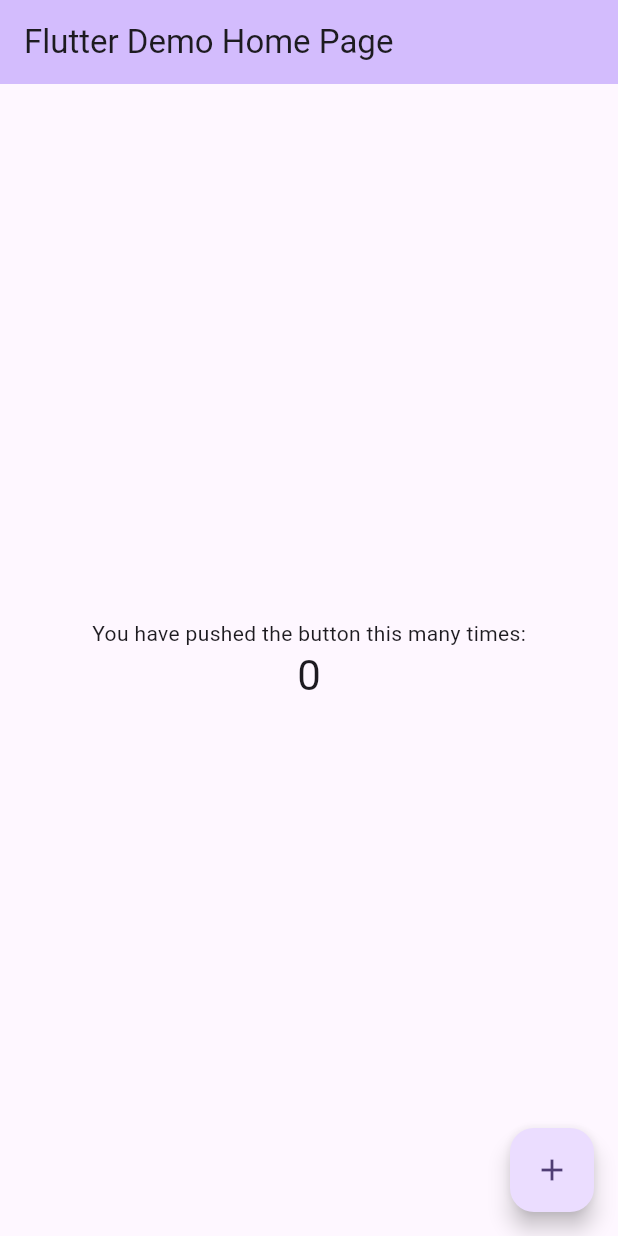
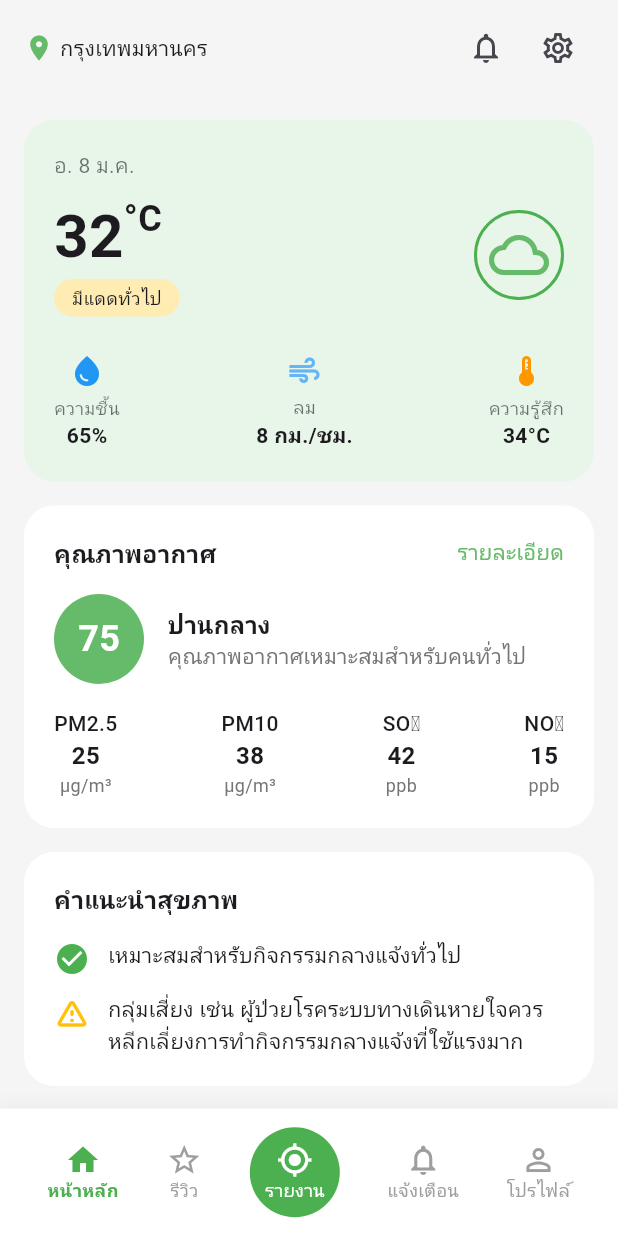
Before and after one commit to Chanathip24/GreenWeather, a Flutter app: the screen it shows after launch, on a phone screen of 412 x 824 dp. Run offline on Flutter 3.47's test engine with Material 3 defaults, Android fonts, the phone set to English and light mode, and no system bars; Roboto replaces fonts that are missing (Kanit).

Commit message:
Start project

```diff
--- a/greenweather/lib/main.dart
+++ b/greenweather/lib/main.dart
@@ -1,4 +1,9 @@
 import 'package:flutter/material.dart';
+
+//screen
+import 'package:greenweather/screens/mainScreen.dart';
+//component
+import 'widgets/Navbar.dart';
 
 void main() {
   runApp(const MyApp());
@@ -7,119 +12,53 @@
 class MyApp extends StatelessWidget {
   const MyApp({super.key});
 
-  // This widget is the root of your application.
   @override
   Widget build(BuildContext context) {
     return MaterialApp(
-      title: 'Flutter Demo',
+      debugShowCheckedModeBanner: false,
+      title: 'Weather App',
       theme: ThemeData(
-        // This is the theme of your application.
-        //
-        // TRY THIS: Try running your application with "flutter run". You'll see
-        // the application has a purple toolbar. Then, without quitting the app,
-        // try changing the seedColor in the colorScheme below to Colors.green
-        // and then invoke "hot reload" (save your changes or press the "hot
-        // reload" button in a Flutter-supported IDE, or press "r" if you used
-        // the command line to start the app).
-        //
-        // Notice that the counter didn't reset back to zero; the application
-        // state is not lost during the reload. To reset the state, use hot
-        // restart instead.
-        //
-        // This works for code too, not just values: Most code changes can be
-        // tested with just a hot reload.
-        colorScheme: ColorScheme.fromSeed(seedColor: Colors.deepPurple),
-        useMaterial3: true,
+        primarySwatch: Colors.green,
+        fontFamily: 'Kanit',
+        scaffoldBackgroundColor: Colors.grey[100],
       ),
-      home: const MyHomePage(title: 'Flutter Demo Home Page'),
+      home: const WeatherScreen(),
     );
   }
 }
 
-class MyHomePage extends StatefulWidget {
-  const MyHomePage({super.key, required this.title});
-
-  // This widget is the home page of your application. It is stateful, meaning
-  // that it has a State object (defined below) that contains fields that affect
-  // how it looks.
-
-  // This class is the configuration for the state. It holds the values (in this
-  // case the title) provided by the parent (in this case the App widget) and
-  // used by the build method of the State. Fields in a Widget subclass are
-  // always marked "final".
-
-  final String title;
+class WeatherScreen extends StatefulWidget {
+  const WeatherScreen({super.key});
 
   @override
-  State<MyHomePage> createState() => _MyHomePageState();
+  State<WeatherScreen> createState() => _WeatherScreenState();
 }
 
-class _MyHomePageState extends State<MyHomePage> {
-  int _counter = 0;
-
-  void _incrementCounter() {
+class _WeatherScreenState extends State<WeatherScreen> {
+  int _selectedPage = 0;
+  void _onItemTapped(int index) {
     setState(() {
-      // This call to setState tells the Flutter framework that something has
-      // changed in this State, which causes it to rerun the build method below
-      // so that the display can reflect the updated values. If we changed
-      // _counter without calling setState(), then the build method would not be
-      // called again, and so nothing would appear to happen.
-      _counter++;
+      _selectedPage = index;
     });
   }
 
   @override
   Widget build(BuildContext context) {
-    // This method is rerun every time setState is called, for instance as done
-    // by the _incrementCounter method above.
-    //
-    // The Flutter framework has been optimized to make rerunning build methods
-    // fast, so that you can just rebuild anything that needs updating rather
-    // than having to individually change instances of widgets.
     return Scaffold(
-      appBar: AppBar(
-        // TRY THIS: Try changing the color here to a specific color (to
-        // Colors.amber, perhaps?) and trigger a hot reload to see the AppBar
-        // change color while the other colors stay the same.
-        backgroundColor: Theme.of(context).colorScheme.inversePrimary,
-        // Here we take the value from the MyHomePage object that was created by
-        // the App.build method, and use it to set our appbar title.
-        title: Text(widget.title),
+      bottomNavigationBar: Navbar(
+        selectedindex: _selectedPage,
+        onItemTapped: _onItemTapped,
       ),
-      body: Center(
-        // Center is a layout widget. It takes a single child and positions it
-        // in the middle of the parent.
-        child: Column(
-          // Column is also a layout widget. It takes a list of children and
-          // arranges them vertically. By default, it sizes itself to fit its
-          // children horizontally, and tries to be as tall as its parent.
-          //
-          // Column has various properties to control how it sizes itself and
-          // how it positions its children. Here we use mainAxisAlignment to
-          // center the children vertically; the main axis here is the vertical
-          // axis because Columns are vertical (the cross axis would be
-          // horizontal).
-          //
-          // TRY THIS: Invoke "debug painting" (choose the "Toggle Debug Paint"
-          // action in the IDE, or press "p" in the console), to see the
-          // wireframe for each widget.
-          mainAxisAlignment: MainAxisAlignment.center,
-          children: <Widget>[
-            const Text(
-              'You have pushed the button this many times:',
-            ),
-            Text(
-              '$_counter',
-              style: Theme.of(context).textTheme.headlineMedium,
-            ),
-          ],
-        ),
+      body: IndexedStack(
+        index: _selectedPage,
+        children: [
+          Mainscreen(),
+          Text("This is page $_selectedPage"),
+          Text("This is page $_selectedPage"),
+          Text("This is page $_selectedPage"),
+          Text("This is page $_selectedPage"),
+        ],
       ),
-      floatingActionButton: FloatingActionButton(
-        onPressed: _incrementCounter,
-        tooltip: 'Increment',
-        child: const Icon(Icons.add),
-      ), // This trailing comma makes auto-formatting nicer for build methods.
     );
   }
 }
--- /dev/null
+++ b/greenweather/lib/screens/mainScreen.dart
@@ -0,0 +1,309 @@
+import 'package:flutter/material.dart';
+import 'package:greenweather/widgets/Appbar.dart';
+
+class Mainscreen extends StatelessWidget {
+  const Mainscreen({super.key});
+
+  @override
+  Widget build(BuildContext context) {
+    return SafeArea(
+      child: Column(
+        children: [
+          Appbar(),
+          Expanded(
+            child: SingleChildScrollView(
+              padding: const EdgeInsets.all(16.0),
+              child: Column(
+                children: [
+                  _buildWeatherCard(),
+                  const SizedBox(height: 16),
+                  _buildAirQualityCard(),
+                  const SizedBox(height: 16),
+                  _buildHealthCard(),
+                  const SizedBox(height: 16),
+                  _buildFutureForecastButton(),
+                ],
+              ),
+            ),
+          ),
+        ],
+      ),
+    );
+  }
+
+  Widget _buildWeatherCard() {
+    return Container(
+      decoration: BoxDecoration(
+        color: Colors.green[50],
+        borderRadius: BorderRadius.circular(20),
+      ),
+      padding: const EdgeInsets.all(20),
+      child: Column(
+        crossAxisAlignment: CrossAxisAlignment.start,
+        children: [
+          const Text(
+            'อ. 8 ม.ค.',
+            style: TextStyle(fontSize: 14, color: Colors.black54),
+          ),
+          const SizedBox(height: 8),
+          Row(
+            mainAxisAlignment: MainAxisAlignment.spaceBetween,
+            children: [
+              Column(
+                crossAxisAlignment: CrossAxisAlignment.start,
+                children: [
+                  const Row(
+                    crossAxisAlignment: CrossAxisAlignment.start,
+                    children: [
+                      Text(
+                        '32',
+                        style: TextStyle(
+                          fontSize: 40,
+                          fontWeight: FontWeight.bold,
+                        ),
+                      ),
+                      Text(
+                        '°C',
+                        style: TextStyle(
+                          fontSize: 24,
+                          fontWeight: FontWeight.bold,
+                        ),
+                      ),
+                    ],
+                  ),
+                  Container(
+                    padding: const EdgeInsets.symmetric(
+                      horizontal: 12,
+                      vertical: 4,
+                    ),
+                    decoration: BoxDecoration(
+                      color: Colors.amber[100],
+                      borderRadius: BorderRadius.circular(20),
+                    ),
+                    child: const Text(
+                      'มีแดดทั่วไป',
+                      style: TextStyle(fontSize: 12),
+                    ),
+                  ),
+                ],
+              ),
+              Container(
+                decoration: BoxDecoration(
+                  shape: BoxShape.circle,
+                  border: Border.all(color: Colors.green, width: 2),
+                ),
+                child: Padding(
+                  padding: const EdgeInsets.all(8.0),
+                  child: Icon(
+                    Icons.cloud_outlined,
+                    color: Colors.green[400],
+                    size: 40,
+                  ),
+                ),
+              ),
+            ],
+          ),
+          const SizedBox(height: 24),
+          Row(
+            mainAxisAlignment: MainAxisAlignment.spaceBetween,
+            children: [
+              _buildWeatherInfoItem(
+                Icons.water_drop,
+                'ความชื้น',
+                '65%',
+                Colors.blue,
+              ),
+              _buildWeatherInfoItem(
+                Icons.air,
+                'ลม',
+                '8 กม./ชม.',
+                Colors.blue[300]!,
+              ),
+              _buildWeatherInfoItem(
+                Icons.thermostat,
+                'ความรู้สึก',
+                '34°C',
+                Colors.orange,
+              ),
+            ],
+          ),
+        ],
+      ),
+    );
+  }
+
+  Widget _buildWeatherInfoItem(
+    IconData icon,
+    String label,
+    String value,
+    Color color,
+  ) {
+    return Column(
+      children: [
+        Icon(icon, color: color, size: 24),
+        const SizedBox(height: 4),
+        Text(
+          label,
+          style: const TextStyle(fontSize: 12, color: Colors.black54),
+        ),
+        Text(
+          value,
+          style: const TextStyle(fontSize: 14, fontWeight: FontWeight.bold),
+        ),
+      ],
+    );
+  }
+
+  Widget _buildAirQualityCard() {
+    return Container(
+      decoration: BoxDecoration(
+        color: Colors.white,
+        borderRadius: BorderRadius.circular(20),
+      ),
+      padding: const EdgeInsets.all(20),
+      child: Column(
+        crossAxisAlignment: CrossAxisAlignment.start,
+        children: [
+          Row(
+            mainAxisAlignment: MainAxisAlignment.spaceBetween,
+            children: [
+              const Text(
+                'คุณภาพอากาศ',
+                style: TextStyle(fontSize: 16, fontWeight: FontWeight.bold),
+              ),
+              Text(
+                'รายละเอียด',
+                style: TextStyle(fontSize: 14, color: Colors.green[400]),
+              ),
+            ],
+          ),
+          const SizedBox(height: 16),
+          Row(
+            children: [
+              Container(
+                width: 60,
+                height: 60,
+                decoration: BoxDecoration(
+                  color: Colors.green[400],
+                  shape: BoxShape.circle,
+                ),
+                alignment: Alignment.center,
+                child: const Text(
+                  '75',
+                  style: TextStyle(
+                    color: Colors.white,
+                    fontSize: 24,
+                    fontWeight: FontWeight.bold,
+                  ),
+                ),
+              ),
+              const SizedBox(width: 16),
+              Expanded(
+                child: Column(
+                  crossAxisAlignment: CrossAxisAlignment.start,
+                  children: [
+                    const Text(
+                      'ปานกลาง',
+                      style: TextStyle(
+                        fontSize: 16,
+                        fontWeight: FontWeight.bold,
+                      ),
+                    ),
+                    Text(
+                      'คุณภาพอากาศเหมาะสมสำหรับคนทั่วไป',
+                      style: TextStyle(fontSize: 14, color: Colors.grey[600]),
+                    ),
+                  ],
+                ),
+              ),
+            ],
+          ),
+          const SizedBox(height: 16),
+          Row(
+            mainAxisAlignment: MainAxisAlignment.spaceBetween,
+            children: [
+              _buildAirQualityItem('PM2.5', '25', 'μg/m³'),
+              _buildAirQualityItem('PM10', '38', 'μg/m³'),
+              _buildAirQualityItem('SO₂', '42', 'ppb'),
+              _buildAirQualityItem('NO₂', '15', 'ppb'),
+            ],
+          ),
+        ],
+      ),
+    );
+  }
+
+  Widget _buildAirQualityItem(String label, String value, String unit) {
+    return Column(
+      children: [
+        Text(
+          label,
+          style: const TextStyle(fontSize: 14, fontWeight: FontWeight.w500),
+        ),
+        Text(
+          value,
+          style: const TextStyle(fontSize: 16, fontWeight: FontWeight.bold),
+        ),
+        Text(unit, style: TextStyle(fontSize: 12, color: Colors.grey[600])),
+      ],
+    );
+  }
+
+  Widget _buildHealthCard() {
+    return Container(
+      decoration: BoxDecoration(
+        color: Colors.white,
+        borderRadius: BorderRadius.circular(20),
+      ),
+      padding: const EdgeInsets.all(20),
+      child: Column(
+        crossAxisAlignment: CrossAxisAlignment.start,
+        children: [
+          const Text(
+            'คำแนะนำสุขภาพ',
+            style: TextStyle(fontSize: 16, fontWeight: FontWeight.bold),
+          ),
+          const SizedBox(height: 16),
+          _buildHealthTip(
+            Icons.check_circle,
+            'เหมาะสมสำหรับกิจกรรมกลางแจ้งทั่วไป',
+            Colors.green,
+          ),
+          const SizedBox(height: 12),
+          _buildHealthTip(
+            Icons.warning_amber_rounded,
+            'กลุ่มเสี่ยง เช่น ผู้ป่วยโรคระบบทางเดินหายใจควรหลีกเลี่ยงการทำกิจกรรมกลางแจ้งที่ใช้แรงมาก',
+            Colors.amber,
+          ),
+        ],
+      ),
+    );
+  }
+
+  Widget _buildHealthTip(IconData icon, String text, Color color) {
+    return Row(
+      crossAxisAlignment: CrossAxisAlignment.start,
+      children: [
+        Icon(icon, color: color, size: 24),
+        const SizedBox(width: 12),
+        Expanded(child: Text(text, style: const TextStyle(fontSize: 14))),
+      ],
+    );
+  }
+
+  Widget _buildFutureForecastButton() {
+    return ElevatedButton(
+      onPressed: () {},
+      style: ElevatedButton.styleFrom(
+        backgroundColor: Colors.green,
+        foregroundColor: Colors.white,
+        minimumSize: const Size(double.infinity, 54),
+        shape: RoundedRectangleBorder(borderRadius: BorderRadius.circular(16)),
+      ),
+      child: const Text(
+        'สภาพอากาศในอนาคต',
+        style: TextStyle(fontSize: 16, fontWeight: FontWeight.bold),
+      ),
+    );
+  }
+}
--- /dev/null
+++ b/greenweather/lib/widgets/Appbar.dart
@@ -0,0 +1,44 @@
+import 'package:flutter/material.dart';
+
+class Appbar extends StatefulWidget {
+  const Appbar({super.key});
+
+  @override
+  State<Appbar> createState() => _MyWidgetState();
+}
+
+class _MyWidgetState extends State<Appbar> {
+  @override
+  Widget build(BuildContext context) {
+    return mainAppbar();
+  }
+
+  Padding mainAppbar() {
+    return Padding(
+      padding: const EdgeInsets.symmetric(horizontal: 16.0, vertical: 8.0),
+      child: Row(
+        children: [
+          Row(
+            children: [
+              Icon(Icons.location_on, color: Colors.green[400], size: 20),
+              const SizedBox(width: 4),
+              const Text(
+                'กรุงเทพมหานคร',
+                style: TextStyle(fontWeight: FontWeight.w500),
+              ),
+            ],
+          ),
+          const Spacer(),
+          IconButton(
+            icon: const Icon(Icons.notifications_none, size: 24),
+            onPressed: () {},
+          ),
+          IconButton(
+            icon: const Icon(Icons.settings_outlined, size: 24),
+            onPressed: () {},
+          ),
+        ],
+      ),
+    );
+  }
+}
--- /dev/null
+++ b/greenweather/lib/widgets/Navbar.dart
@@ -0,0 +1,120 @@
+import 'package:flutter/material.dart';
+
+class Navbar extends StatefulWidget {
+  final int selectedindex;
+  final Function(int) onItemTapped;
+  const Navbar({
+    super.key,
+    required this.selectedindex,
+    required this.onItemTapped,
+  });
+
+  @override
+  State<Navbar> createState() => _NavbarState();
+}
+
+class _NavbarState extends State<Navbar> {
+  @override
+  Widget build(BuildContext context) {
+    return _buildBottomNavBar();
+  }
+
+  Widget _buildBottomNavBar() {
+    return Container(
+      decoration: BoxDecoration(
+        color: Colors.white,
+        boxShadow: [
+          BoxShadow(
+            color: Colors.grey.withOpacity(0.2),
+            blurRadius: 10,
+            spreadRadius: 0,
+          ),
+        ],
+      ),
+      padding: const EdgeInsets.symmetric(vertical: 12),
+      child: Row(
+        mainAxisAlignment: MainAxisAlignment.spaceEvenly,
+        children: [
+          _buildBottomNavItem(
+            Icons.home,
+            'หน้าหลัก',
+            widget.selectedindex == 0,
+            0,
+          ),
+          _buildBottomNavItem(
+            Icons.star_border,
+            'รีวิว',
+            widget.selectedindex == 1,
+            1,
+          ),
+
+          Container(
+            decoration: BoxDecoration(
+              color: Colors.green,
+              shape: BoxShape.circle,
+            ),
+            padding: const EdgeInsets.all(10),
+            child: _buildBottomNavItem(
+              Icons.my_location,
+              'รายงาน',
+              widget.selectedindex == 2,
+              2,
+              isMid: true,
+            ),
+          ),
+          _buildBottomNavItem(
+            Icons.notifications_none,
+            'แจ้งเตือน',
+            widget.selectedindex == 3,
+            3,
+          ),
+          _buildBottomNavItem(
+            Icons.person_outline,
+            'โปรไฟล์',
+            widget.selectedindex == 4,
+            4,
+          ),
+        ],
+      ),
+    );
+  }
+
+  Widget _buildBottomNavItem(
+    IconData icon,
+    String label,
+    bool isActive,
+    int index, {
+    bool? isMid,
+  }) {
+    return GestureDetector(
+      onTap: () => widget.onItemTapped(index),
+      child: Column(
+        mainAxisSize: MainAxisSize.min,
+        children: [
+          Icon(
+            icon,
+            color:
+                isMid != null
+                    ? Colors.white
+                    : isActive
+                    ? Colors.green
+                    : Colors.grey,
+          ),
+          Text(
+            label,
+            style: TextStyle(
+              fontSize: 12,
+              color:
+                  isMid != null
+                      ? Colors.white
+                      : isActive
+                      ? Colors.green
+                      : Colors.grey,
+              fontWeight: isActive ? FontWeight.bold : FontWeight.normal,
+            ),
+          ),
+        ],
+      ),
+    );
+  }
+}
```
Also changed, not shown: greenweather/pubspec.lock, 125 other files.
